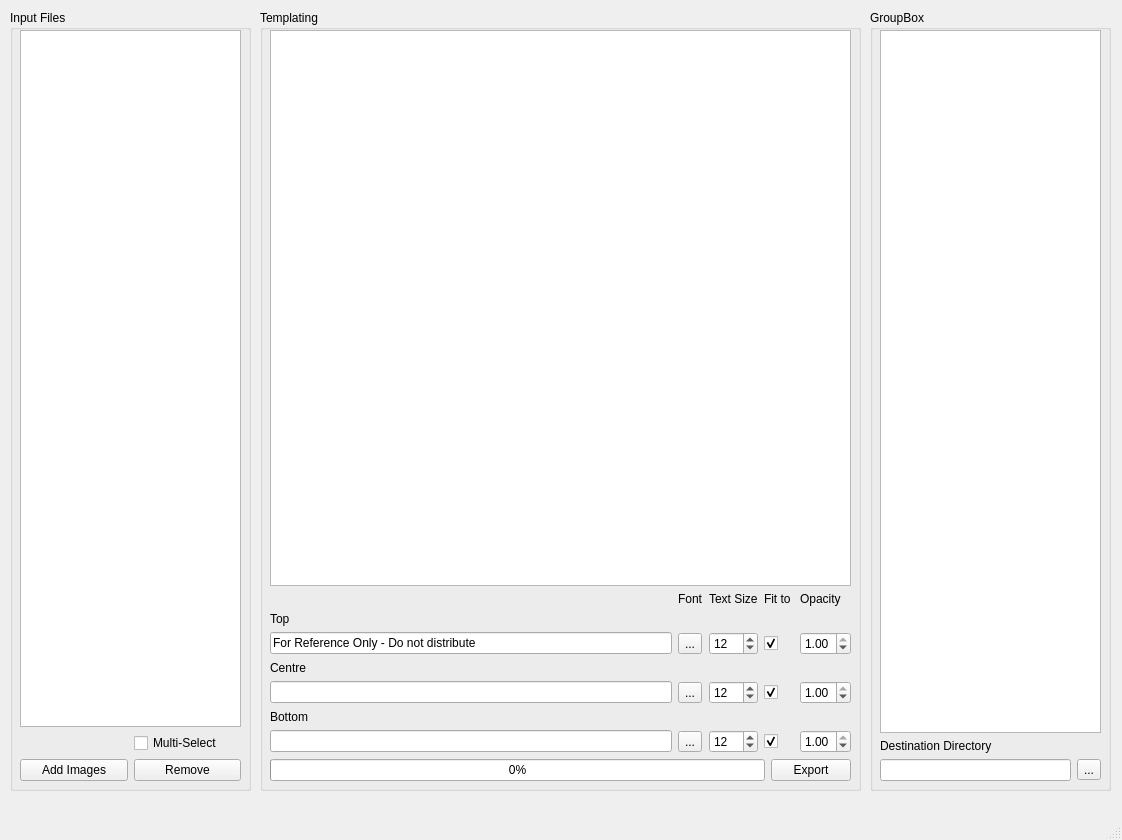
First picture: the form in BaseGUI.ui, repository Pys3nberg/project-watermark, before the edit.
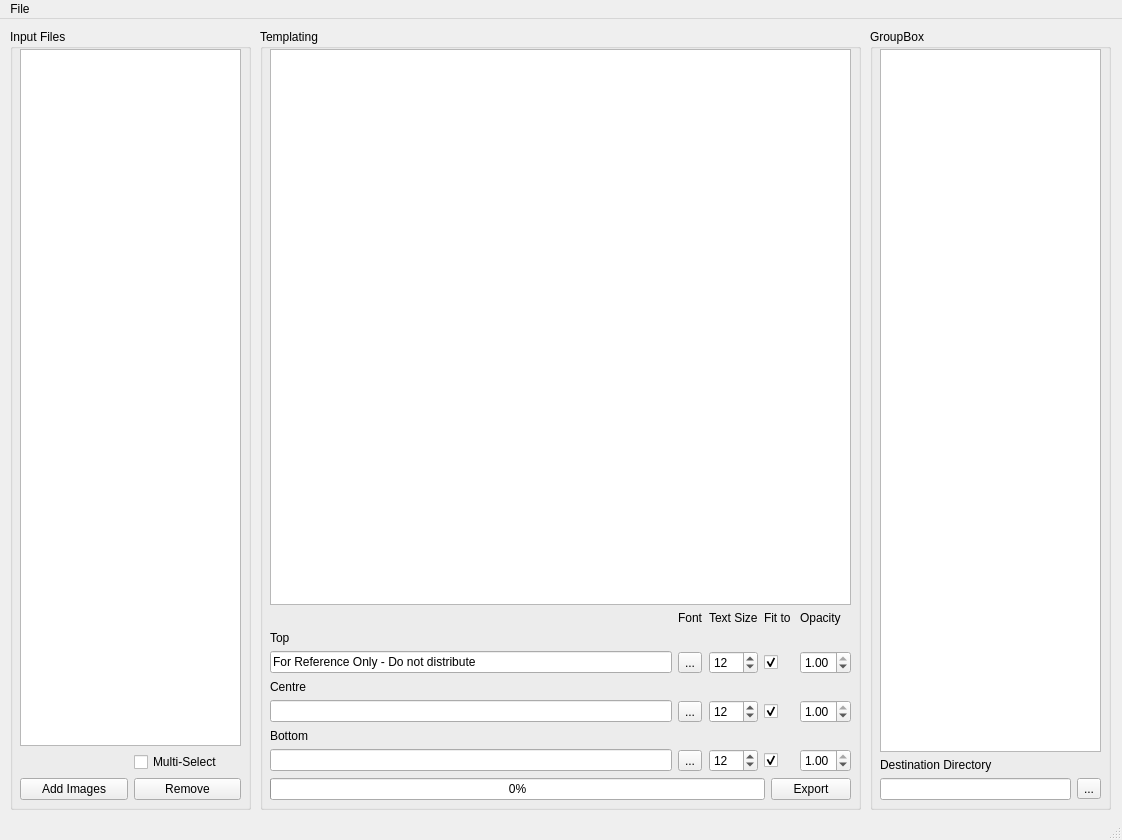
Second picture: the form after the edit. Icons and pictures are not drawn.

Commit message: -Add simple menu, allows change of log file and exit -

```diff
--- a/BaseGUI.ui
+++ b/BaseGUI.ui
@@ -400,6 +400,15 @@
      <height>21</height>
     </rect>
    </property>
+   <widget class="QMenu" name="menuFile">
+    <property name="title">
+     <string>File</string>
+    </property>
+    <addaction name="actionSelect_Log_File"/>
+    <addaction name="separator"/>
+    <addaction name="actionExit"/>
+   </widget>
+   <addaction name="menuFile"/>
   </widget>
   <widget class="QStatusBar" name="statusbar"/>
  </widget>
```
Left out of the diff: 10 changed lines with no effect on the pictures. The commit also changes 1 other file.
